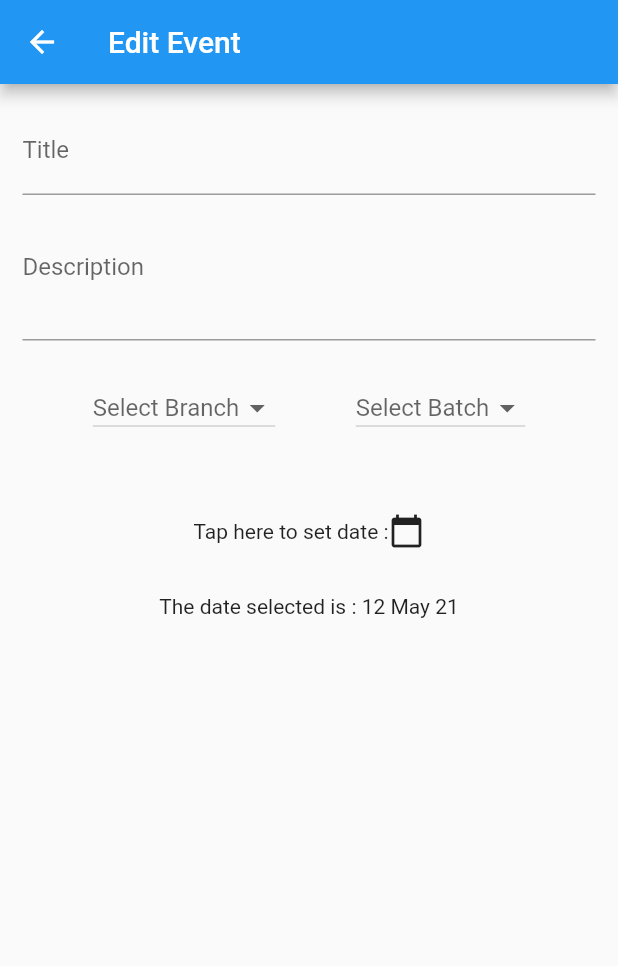
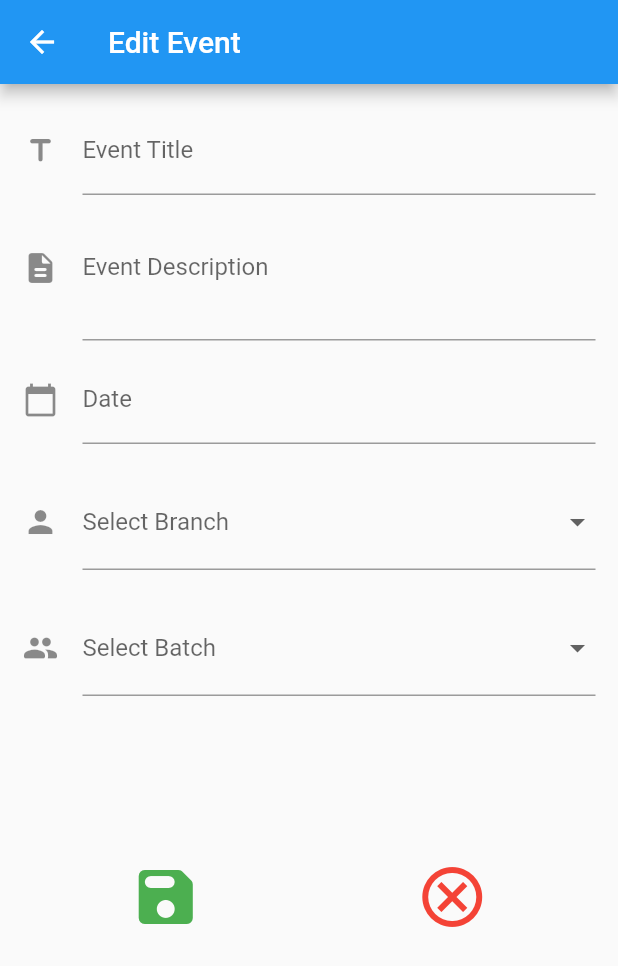
Before and after one commit to roopak99/BIT-Connect, a Flutter app: the EditEventScreen screen opened by its route, on a phone screen of 412 x 824 dp. Shown: the top 966 px of the screen. Run offline on Flutter 3.47's test engine with Material 2 defaults, Android fonts, the phone set to English and light mode, and no system bars.

Commit message:
form creation completed

```diff
--- a/lib/screens/edit_event_screen.dart
+++ b/lib/screens/edit_event_screen.dart
@@ -1,5 +1,27 @@
+import 'package:bit_connect/models/event.dart';
 import 'package:flutter/material.dart';
-import 'package:intl/intl.dart';
+
+class EditedEvent {
+  String eid;
+  String title;
+  String description;
+  String imageURL;
+  DateTime eventDate;
+  String branch;
+  String batch;
+  bool isFavourite;
+
+  EditedEvent({
+    this.eid,
+    this.title,
+    this.description,
+    this.eventDate,
+    this.batch,
+    this.branch,
+    this.imageURL,
+    isFavourite = false,
+  });
+}
 
 class EditEventScreen extends StatefulWidget {
   static const routeName = '/edit-event-screen';
@@ -8,6 +30,7 @@ class EditEventScreen extends StatefulWidget {
 }
 
 class _EditEventScreenState extends State<EditEventScreen> {
+  TextEditingController _dateController = TextEditingController();
   var _branches = [
     "CSE",
     "IT",
@@ -23,26 +46,42 @@ class _EditEventScreenState extends State<EditEventScreen> {
     "2018-2022",
     "2017-2021",
   ];
-  var _currentSelectedBranch;
-  var _currentSelectedBatch;
+  String currentSelectedBranch;
+  String currentSelectedBatch;
+  final _form = GlobalKey<FormState>();
+  var _editedEvent = EditedEvent();
 
   DateTime selectedDate = DateTime.now();
 
-  Future<void> _selectDate(BuildContext context) async {
+  _selectDate(BuildContext context) async {
     final DateTime picked = await showDatePicker(
         context: context,
         initialDate: selectedDate,
-        firstDate: DateTime(2015, 8),
-        lastDate: DateTime(2101));
+        firstDate: DateTime(2019, 8),
+        lastDate: DateTime(2100));
     if (picked != null && picked != selectedDate)
       setState(() {
         selectedDate = picked;
+        var date =
+            "${picked.toLocal().day}/${picked.toLocal().month}/${picked.toLocal().year}";
+        _dateController.text = date;
       });
+  }
+
+  void _saveForm() {
+    _form.currentState.save();
+    var _finalForm = Event(
+      eid: '',
+      description: _editedEvent.description,
+      title: _editedEvent.title,
+      batch: _editedEvent.batch,
+      branch: _editedEvent.branch,
+      eventDate: _editedEvent.eventDate,
+    );
   }
 
   @override
   Widget build(BuildContext context) {
-    var parsedDate = DateFormat('dd MMM yy').format(selectedDate);
     return Scaffold(
       appBar: AppBar(
         title: Text('Edit Event'),
@@ -50,85 +89,127 @@ class _EditEventScreenState extends State<EditEventScreen> {
       body: Padding(
         padding: EdgeInsets.all(15),
         child: Form(
+            key: _form,
             child: ListView(
               children: [
                 TextFormField(
-              decoration: InputDecoration(labelText: 'Title'),
-              textInputAction: TextInputAction.next,
+                  onSaved: (value) {
+                    _editedEvent.title = value;
+                  },
+                  decoration: InputDecoration(
+                    labelText: 'Event Title',
+                    icon: Icon(Icons.title_rounded),
+                  ),
                 ),
                 TextFormField(
-              decoration: InputDecoration(labelText: 'Description'),
+                  onSaved: (value) {
+                    _editedEvent.description = value;
+                  },
                   maxLines: 3,
                   keyboardType: TextInputType.multiline,
+                  decoration: InputDecoration(
+                    labelText: 'Event Description',
+                    icon: Icon(Icons.description_rounded),
+                  ),
+                ),
+                Padding(
+                  padding: EdgeInsets.symmetric(vertical: 10),
+                  child: GestureDetector(
+                    onTap: () => _selectDate(context),
+                    child: AbsorbPointer(
+                      child: TextFormField(
+                        onSaved: (val) {
+                          _editedEvent.eventDate = selectedDate;
+                        },
+                        controller: _dateController,
+                        keyboardType: TextInputType.datetime,
+                        decoration: InputDecoration(
+                          labelText: "Date",
+                          icon: Icon(Icons.calendar_today),
+                        ),
+                        validator: (value) {
+                          if (value.isEmpty)
+                            return "Please enter a date for your task";
+                          return null;
+                        },
+                      ),
+                    ),
+                  ),
+                ),
+                Padding(
+                  padding: EdgeInsets.symmetric(vertical: 10),
+                  child: DropdownButtonFormField<String>(
+                    onSaved: (val) => _editedEvent.branch = val,
+                    value: currentSelectedBranch,
+                    items: _branches.map<DropdownMenuItem<String>>(
+                      (String val) {
+                        return DropdownMenuItem(
+                          child: Text(val),
+                          value: val,
+                        );
+                      },
+                    ).toList(),
+                    onChanged: (val) {
+                      setState(() {
+                        currentSelectedBranch = val;
+                      });
+                    },
+                    decoration: InputDecoration(
+                      labelText: 'Select Branch',
+                      icon: Icon(Icons.person),
+                    ),
+                  ),
+                ),
+                Padding(
+                  padding: EdgeInsets.symmetric(vertical: 10),
+                  child: DropdownButtonFormField<String>(
+                    onSaved: (val) => _editedEvent.batch = val,
+                    value: currentSelectedBatch,
+                    items: _batches.map<DropdownMenuItem<String>>(
+                      (String val) {
+                        return DropdownMenuItem(
+                          child: Text(val),
+                          value: val,
+                        );
+                      },
+                    ).toList(),
+                    onChanged: (val) {
+                      setState(() {
+                        currentSelectedBatch = val;
+                      });
+                    },
+                    decoration: InputDecoration(
+                      labelText: 'Select Batch',
+                      icon: Icon(Icons.group_rounded),
+                    ),
+                  ),
                 ),
                 Container(
-              margin: EdgeInsets.all(20),
-              height: 50,
+                  margin: EdgeInsets.symmetric(vertical: 100),
                   child: Row(
                     mainAxisAlignment: MainAxisAlignment.spaceAround,
                     children: [
-                  DropdownButton<String>(
-                    icon: Icon(Icons.arrow_drop_down_outlined),
-                    hint: Text('Select Branch'),
-                    value: _currentSelectedBranch,
-                    isDense: true,
-                    onChanged: (String newValue) {
-                      setState(() {
-                        _currentSelectedBranch = newValue;
-                      });
+                      Transform.scale(
+                        scale: 2,
+                        child: IconButton(
+                          color: Colors.green,
+                          onPressed: () {
+                            _saveForm();
                           },
-                    items: _branches.map((String value) {
-                      return DropdownMenuItem<String>(
-                        value: value,
-                        child: Text(value),
-                      );
-                    }).toList(),
+                          icon: Icon(Icons.save_rounded),
                         ),
-                  DropdownButton<String>(
-                    icon: Icon(Icons.arrow_drop_down_outlined),
-                    hint: Text('Select Batch'),
-                    value: _currentSelectedBatch,
-                    isDense: true,
-                    onChanged: (String newValue) {
-                      setState(() {
-                        _currentSelectedBatch = newValue;
-                      });
-                    },
-                    items: _batches.map((String value) {
-                      return DropdownMenuItem<String>(
-                        value: value,
-                        child: Text(value),
-                      );
-                    }).toList(),
+                      ),
+                      Transform.scale(
+                        scale: 2,
+                        child: IconButton(
+                          color: Colors.red,
+                          onPressed: () {},
+                          icon: Icon(Icons.cancel_outlined),
+                        ),
                       ),
                     ],
                   ),
                 ),
-            Container(
-              margin: EdgeInsets.symmetric(vertical: 10),
-              height: 100,
-              child: InkWell(
-                onTap: () {
-                  _selectDate(context);
-                },
-                child: Column(
-                  mainAxisAlignment: MainAxisAlignment.spaceAround,
-                  children: [
-                    Row(
-                      mainAxisAlignment: MainAxisAlignment.center,
-                      children: [
-                        Text('Tap here to set date :'),
-                        Icon(Icons.calendar_today),
-                      ],
-                    ),
-                    Text(
-                      'The date selected is : $parsedDate',
-                      textAlign: TextAlign.center,
-                    ),
-                  ],
-                ),
-              ),
-            )
               ],
             )),
       ),
--- a/lib/widgets/event_tile.dart
+++ b/lib/widgets/event_tile.dart
@@ -1,4 +1,4 @@
-import 'package:bit_connect/screens/event_detail.dart';
+import 'package:bit_connect/screens/event_detail_screen.dart';
 import 'package:flutter/material.dart';
 import 'package:intl/intl.dart';
 
```
Lines whose indentation alone changed are shown as unchanged.
